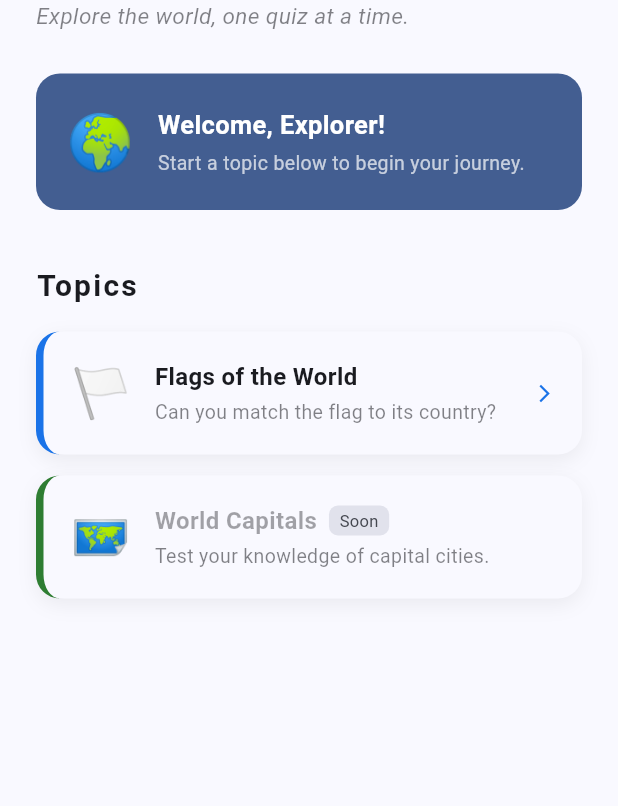
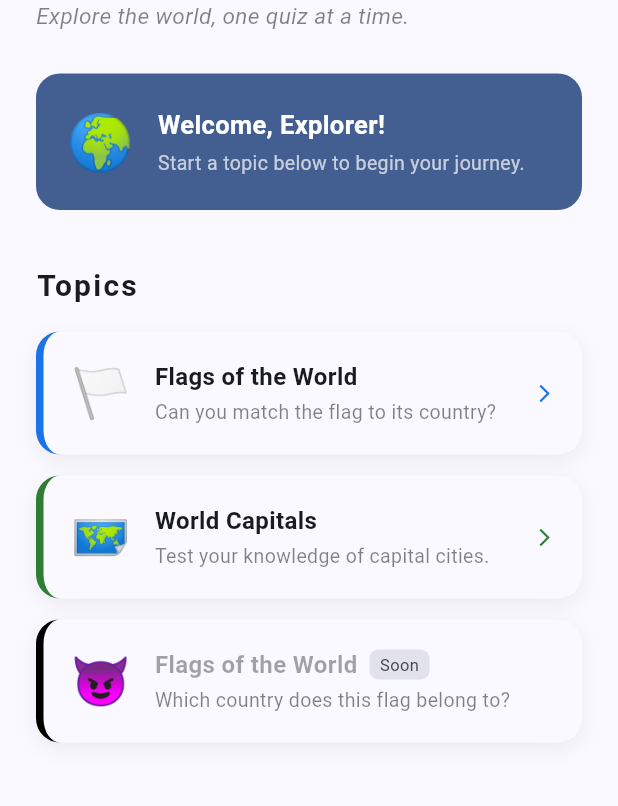
Before and after one commit to Thegeekeuhhhhhhh/GeoMaster, a Flutter app: the screen it shows after launch, on a phone screen of 412 x 824 dp, the part 129-935 px from its top. Run offline on Flutter 3.47's test engine with Material 3 defaults, Android fonts, the phone set to English and light mode, and no system bars; our stand-ins replace shared_preferences; network calls fail; Roboto replaces fonts that are missing (Georgia).

Commit message:
fix(pages): Fixed UI on pages

```diff
--- /dev/null
+++ b/geo_master/lib/pages/capitals_quiz_page.dart
@@ -0,0 +1,11 @@
+import 'package:flutter/material.dart';
+import 'package:geo_master/enums/app_language.dart';
+import 'package:geo_master/widgets/capitals_quiz_page_state.dart';
+
+class CapitalsQuizPage extends StatefulWidget {
+  final AppLanguage language;
+  const CapitalsQuizPage({super.key, required this.language});
+
+  @override
+  State<CapitalsQuizPage> createState() => CapitalsQuizPageState();
+}
--- a/geo_master/lib/pages/home_page.dart
+++ b/geo_master/lib/pages/home_page.dart
@@ -1,6 +1,7 @@
 import 'package:flutter/material.dart';
 import 'package:geo_master/l10n/app_strings.dart';
 import 'package:geo_master/models/country.dart';
+import 'package:geo_master/pages/capitals_quiz_page.dart';
 import 'package:geo_master/pages/flags_quiz_page.dart';
 import 'package:geo_master/services/country_service.dart';
 import 'package:geo_master/widgets/language_picker.dart';
@@ -146,6 +147,21 @@ class HomePage extends StatelessWidget {
                     label: l10n.capitalsTitle,
                     description: l10n.capitalsDesc,
                     accentColor: const Color(0xFF2E7D32),
+                    onTap: () => Navigator.push(
+                      context,
+                      MaterialPageRoute(
+                        builder: (_) =>
+                            CapitalsQuizPage(language: currentLanguage),
+                      ),
+                    ),
+                  ),
+
+                  const SizedBox(height: 14),
+                  TopicCard(
+                    icon: '😈',
+                    label: l10n.quizTitle,
+                    description: l10n.quizQuestion,
+                    accentColor: const Color(0xFF000000),
                     comingSoon: true,
                     comingSoonLabel: l10n.soon,
                     onTap: () {},
--- a/geo_master/lib/widgets/flags_quiz_page_state.dart
+++ b/geo_master/lib/widgets/flags_quiz_page_state.dart
@@ -294,7 +294,7 @@ class FlagsQuizPageState extends State<FlagsQuizPage> {
 
           LayoutBuilder(
             builder: (context, constraints) {
-              final itemHeight = 70.0;
+              final itemHeight = 60.0;
               final rows = (_choices.length / 2).ceil();
               final totalHeight = rows * itemHeight + (rows - 1) * 12;
 
```
